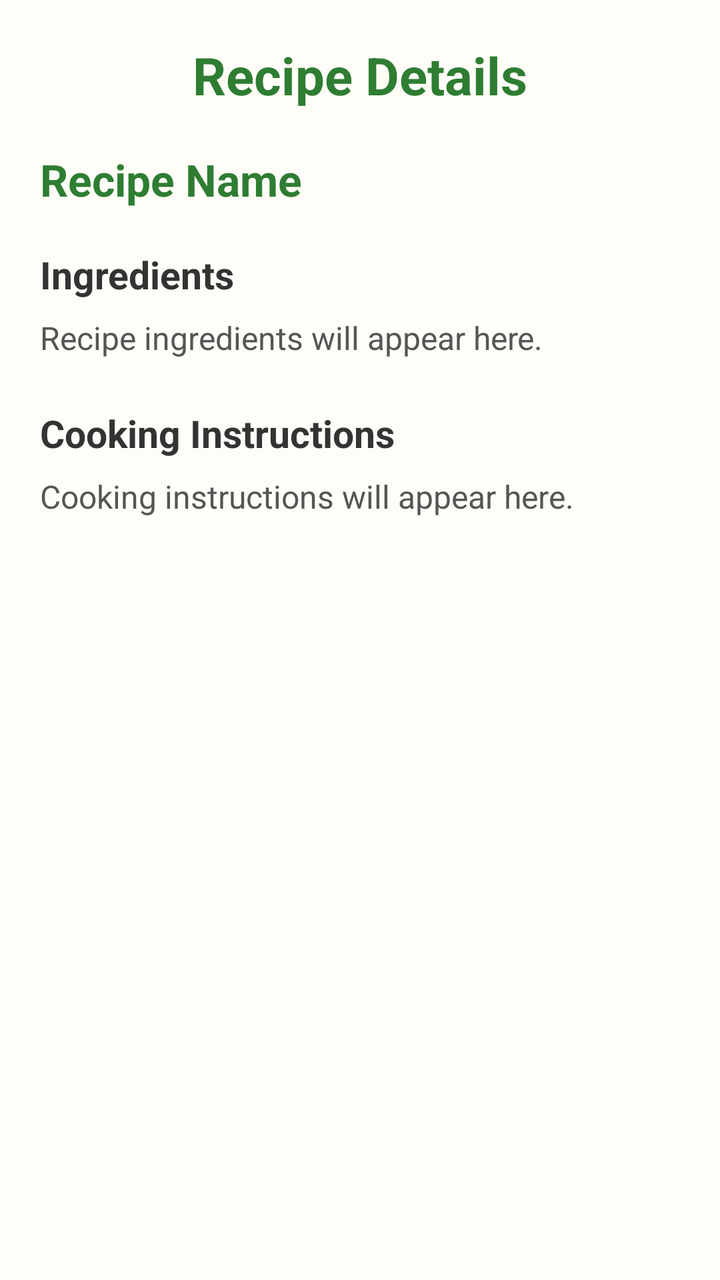
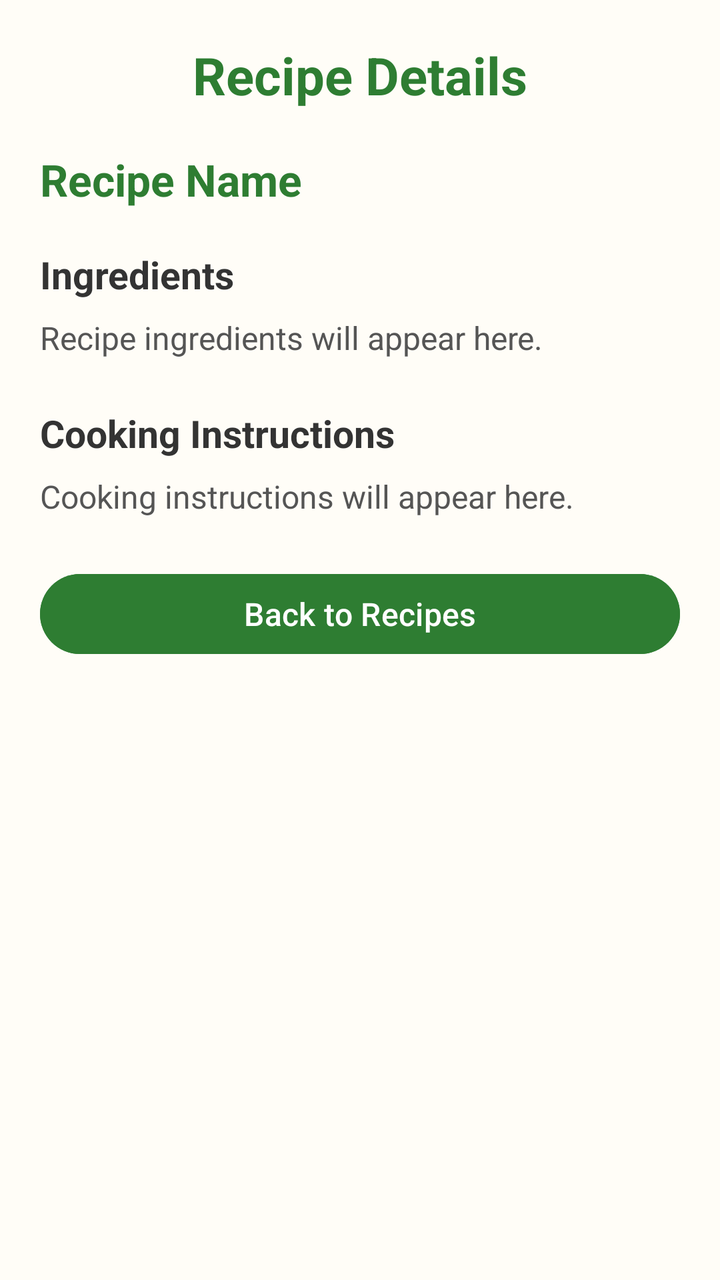

Compare the two renders of this Android layout. The source of the first and the diff that turns it into the second are given below.
<!-- AndroidManifest.xml: application theme Theme.SmartPantryManager -->
<!-- res/layout/activity_recipe_details.xml -->
<?xml version="1.0" encoding="utf-8"?>
<ScrollView xmlns:android="http://schemas.android.com/apk/res/android"
    android:layout_width="match_parent"
    android:layout_height="match_parent"
    android:background="#FFFDF7"
    android:fillViewport="true">

    <LinearLayout
        android:layout_width="match_parent"
        android:layout_height="wrap_content"
        android:orientation="vertical"
        android:padding="20dp">

        <TextView
            android:layout_width="match_parent"
            android:layout_height="wrap_content"
            android:text="Recipe Details"
            android:textSize="26sp"
            android:textStyle="bold"
            android:textColor="#2E7D32"
            android:gravity="center"
            android:layout_marginBottom="20dp" />

        <TextView
            android:id="@+id/tvRecipeDetailsName"
            android:layout_width="match_parent"
            android:layout_height="wrap_content"
            android:text="Recipe Name"
            android:textSize="22sp"
            android:textStyle="bold"
            android:textColor="#2E7D32"
            android:layout_marginBottom="20dp" />

        <TextView
            android:layout_width="match_parent"
            android:layout_height="wrap_content"
            android:text="Ingredients"
            android:textSize="19sp"
            android:textStyle="bold"
            android:textColor="#333333"
            android:layout_marginBottom="8dp" />

        <TextView
            android:id="@+id/tvRecipeIngredients"
            android:layout_width="match_parent"
            android:layout_height="wrap_content"
            android:text="Recipe ingredients will appear here."
            android:textSize="16sp"
            android:textColor="#555555"
            android:lineSpacingExtra="6dp"
            android:layout_marginBottom="24dp" />

        <TextView
            android:layout_width="match_parent"
            android:layout_height="wrap_content"
            android:text="Cooking Instructions"
            android:textSize="19sp"
            android:textStyle="bold"
            android:textColor="#333333"
            android:layout_marginBottom="8dp" />

        <TextView
            android:id="@+id/tvRecipeInstructions"
            android:layout_width="match_parent"
            android:layout_height="wrap_content"
            android:text="Cooking instructions will appear here."
            android:textSize="16sp"
            android:textColor="#555555"
            android:lineSpacingExtra="6dp" />

    </LinearLayout>

</ScrollView>
<!-- resources referenced by this layout -->
<resources>
  <style name="Theme.SmartPantryManager" parent="Base.Theme.SmartPantryManager" />
  <style name="Base.Theme.SmartPantryManager" parent="Theme.Material3.DayNight.NoActionBar">
          
          
      </style>
</resources>

<!-- the commit's change to res/layout/activity_recipe_details.xml (unified diff, before → after) -->
@@ -66,7 +66,18 @@
             android:text="Cooking instructions will appear here."
             android:textSize="16sp"
             android:textColor="#555555"
-            android:lineSpacingExtra="6dp" />
+            android:lineSpacingExtra="6dp"
+            android:layout_marginBottom="24dp" />
+
+        
+        <Button
+            android:id="@+id/btnBackToRecipes"
+            android:layout_width="match_parent"
+            android:layout_height="wrap_content"
+            android:text="Back to Recipes"
+            android:textSize="16sp"
+            android:textColor="#FFFFFF"
+            android:backgroundTint="#2E7D32" />
 
     </LinearLayout>
 
